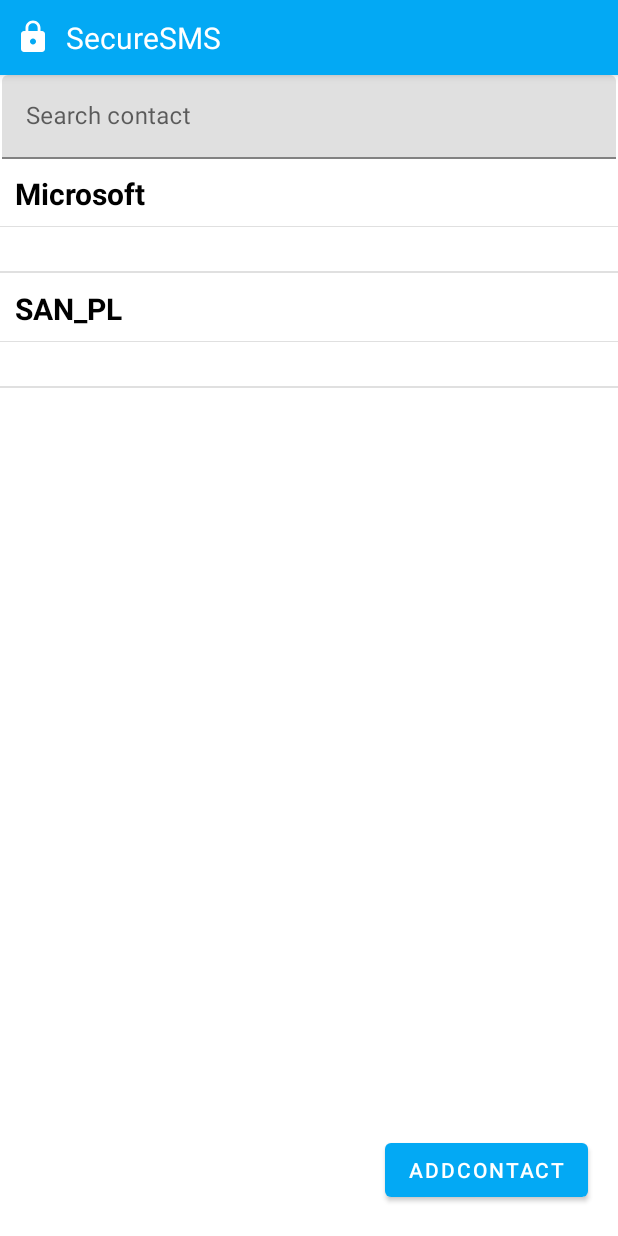
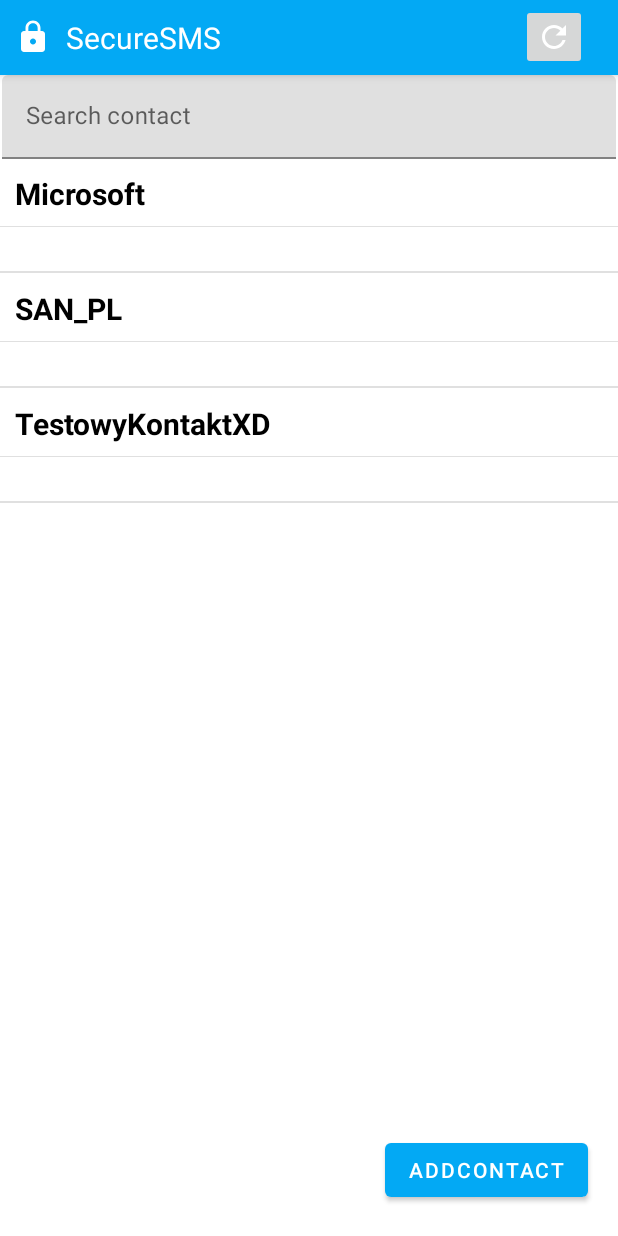
Before and after one commit to Grav3Dancer/PIMSecureSMS, an Android app: the screen it shows after launch (MainActivity), on a phone screen of 412 x 824 dp. Run offline under Robolectric (Android 15) with nearby library versions, the light colour scheme and no system bars; 2 statements that could not run were skipped.

Commit message:
ready for database data

```diff
--- a/app/src/main/java/com/example/securesms/Adapters/ContactsListAdapter.kt
+++ b/app/src/main/java/com/example/securesms/Adapters/ContactsListAdapter.kt
@@ -42,9 +42,10 @@ class ContactsListAdapter(val context:Context) : BaseAdapter(), Filterable {
         newContactView.findViewById<TextView>(R.id.LastMessage).text = item.messages.lastOrNull()?.message ?: "";
 
         newContactView.setOnClickListener {
-            val intent = Intent(context,ContactViewActivity::class.java);
-            intent.putExtra("contact",item.contact);
-            intent.putExtra("messages",ListSMS(item.messages));
+            val intent = Intent(context,ContactViewActivity::class.java)
+            intent.putExtra("contact",item.contact)
+            intent.putExtra("messages",ListSMS(item.messages))
+            intent.putExtra("privateKey", 12) //TODO legit klucz
             context.startActivity(intent);
         }
         return newContactView
@@ -52,6 +53,12 @@ class ContactsListAdapter(val context:Context) : BaseAdapter(), Filterable {
     fun AddItem(contact:Contact,messages: List<SMS>){
         contactList.add(ListObject(contact, messages))
         filteredContactList = contactList;
+        notifyDataSetChanged()
+    }
+
+    fun clearItems(){
+        contactList.clear()
+        filteredContactList.clear()
         notifyDataSetChanged()
     }
 
--- a/app/src/main/java/com/example/securesms/MainActivity.kt
+++ b/app/src/main/java/com/example/securesms/MainActivity.kt
@@ -1,6 +1,7 @@
 package com.example.securesms
 
 import android.content.Intent
+import android.media.Image
 import androidx.appcompat.app.AppCompatActivity
 import android.os.Bundle
 import android.text.Editable
@@ -9,6 +10,7 @@ import android.widget.ListView
 import com.example.securesms.Adapters.ContactsListAdapter
 import com.example.securesms.Services.SmsService
 import android.widget.Button
+import android.widget.ImageButton
 import com.example.securesms.Models.Contact
 import com.example.securesms.Models.SMS
 import com.example.securesms.authentication.LoginActivity
@@ -19,6 +21,8 @@ class MainActivity : AppCompatActivity() {
     lateinit var contactListView: ListView
     lateinit var searchBar : TextInputLayout
     lateinit var contacts : MutableList<Contact>;
+    lateinit var adapter : ContactsListAdapter
+    lateinit var refreshButton : ImageButton
     override fun onCreate(savedInstanceState: Bundle?) {
         super.onCreate(savedInstanceState)
         setContentView(R.layout.activity_main)
@@ -26,7 +30,11 @@ class MainActivity : AppCompatActivity() {
         contacts = GetContacts();
         searchBar = findViewById(R.id.searchBarLayout);
         contactListView = findViewById(R.id.ContactsListView)
-        ListSMSes(GetListOfSMSes(contacts));
+        refreshButton = findViewById(R.id.refresh)
+        adapter = ContactsListAdapter(this)
+        contactListView.adapter = adapter
+
+        ListSMSes(GetListOfSMSes(contacts))
 
         searchBar.editText?.addTextChangedListener(object :TextWatcher{
             override fun beforeTextChanged(p0: CharSequence?, p1: Int, p2: Int, p3: Int) {
@@ -43,6 +51,10 @@ class MainActivity : AppCompatActivity() {
 
         })
 
+        refreshButton.setOnClickListener {
+            ListSMSes(GetListOfSMSes(contacts))
+        }
+
     }
     private fun SortContacts(contactFilter: String){
         (contactListView.adapter as ContactsListAdapter).filter.filter(contactFilter);
@@ -50,7 +62,8 @@ class MainActivity : AppCompatActivity() {
     private fun GetContacts(): MutableList<Contact> {
         //call api
         return mutableListOf<Contact>(Contact("Microsoft", 123, 67890, "Microsoft"),
-            Contact("SAN_PL",213,34355,"SAN_PL")
+            Contact("SAN_PL",213,34355,"SAN_PL"),
+            Contact("TestowyKontaktXD",213,34355,"123456780")
         );
     }
 
@@ -60,8 +73,7 @@ class MainActivity : AppCompatActivity() {
     }
 
     private fun ListSMSes(messages:Map<Contact,List<SMS>>) {
-        val adapter = ContactsListAdapter(this)
-        contactListView.adapter = adapter
+        adapter.clearItems()
         messages.forEach { (s, list) -> adapter.AddItem(s, list) }
         buttonAddContact = findViewById(R.id.buttonAddContact)
         buttonAddContact.setOnClickListener {
--- /dev/null
+++ b/app/src/main/res/drawable/ic_baseline_refresh_24.xml
@@ -0,0 +1,5 @@
+<vector android:height="24dp" android:tint="#FFFFFF"
+    android:viewportHeight="24" android:viewportWidth="24"
+    android:width="24dp" xmlns:android="http://schemas.android.com/apk/res/android">
+    <path android:fillColor="@android:color/white" android:pathData="M17.65,6.35C16.2,4.9 14.21,4 12,4c-4.42,0 -7.99,3.58 -7.99,8s3.57,8 7.99,8c3.73,0 6.84,-2.55 7.73,-6h-2.08c-0.82,2.33 -3.04,4 -5.65,4 -3.31,0 -6,-2.69 -6,-6s2.69,-6 6,-6c1.66,0 3.14,0.69 4.22,1.78L13,11h7V4l-2.35,2.35z"/>
+</vector>
--- a/app/src/main/res/layout/activity_contact_view.xml
+++ b/app/src/main/res/layout/activity_contact_view.xml
@@ -63,9 +63,7 @@
     <ListView
         android:id="@+id/messagesListView"
         android:layout_width="match_parent"
-        android:layout_height="550dp"
-        android:layout_marginBottom="15dp"
-        app:layout_constraintBottom_toTopOf="@+id/sendMessageInput"
+        android:layout_height="460dp"
         app:layout_constraintEnd_toEndOf="parent"
         app:layout_constraintStart_toStartOf="parent"
         app:layout_constraintTop_toBottomOf="@+id/appBarLayout" />
--- a/app/src/main/res/layout/activity_main.xml
+++ b/app/src/main/res/layout/activity_main.xml
@@ -34,6 +34,16 @@
                 android:text="@string/app_name"
                 android:textColor="@color/white"
                 android:textSize="20sp" />
+
+            <ImageButton
+                android:id="@+id/refresh"
+                android:layout_width="44dp"
+                android:layout_height="44dp"
+                android:layout_gravity="center_vertical"
+                android:layout_marginStart="200dp"
+                android:paddingStart="10dp"
+                android:paddingEnd="10dp"
+                android:src="@drawable/ic_baseline_refresh_24" />
         </LinearLayout>
 
     </com.google.android.material.appbar.AppBarLayout>
--- a/app/src/main/res/values/strings.xml
+++ b/app/src/main/res/values/strings.xml
@@ -1,3 +1,4 @@
 <resources>
     <string name="app_name">SecureSMS</string>
+    <string name="encrypted_prefix">gR8b8M813_37 </string>
 </resources>
```
Also changed, not shown: app/src/main/java/com/example/securesms/Adapters/MessagesListAdapter.kt (+4 -3 lines), app/src/main/java/com/example/securesms/ContactViewActivity.kt (+12 -3 lines), app/src/main/java/com/example/securesms/Services/EncryptionService.kt (+20 -10 lines).
